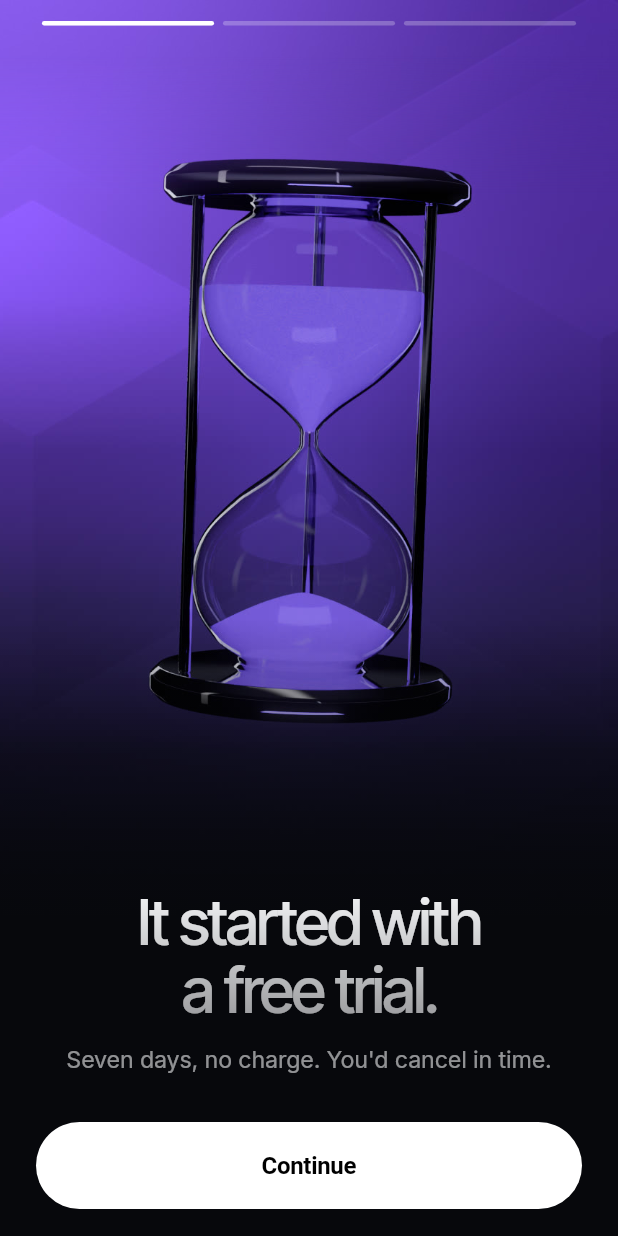
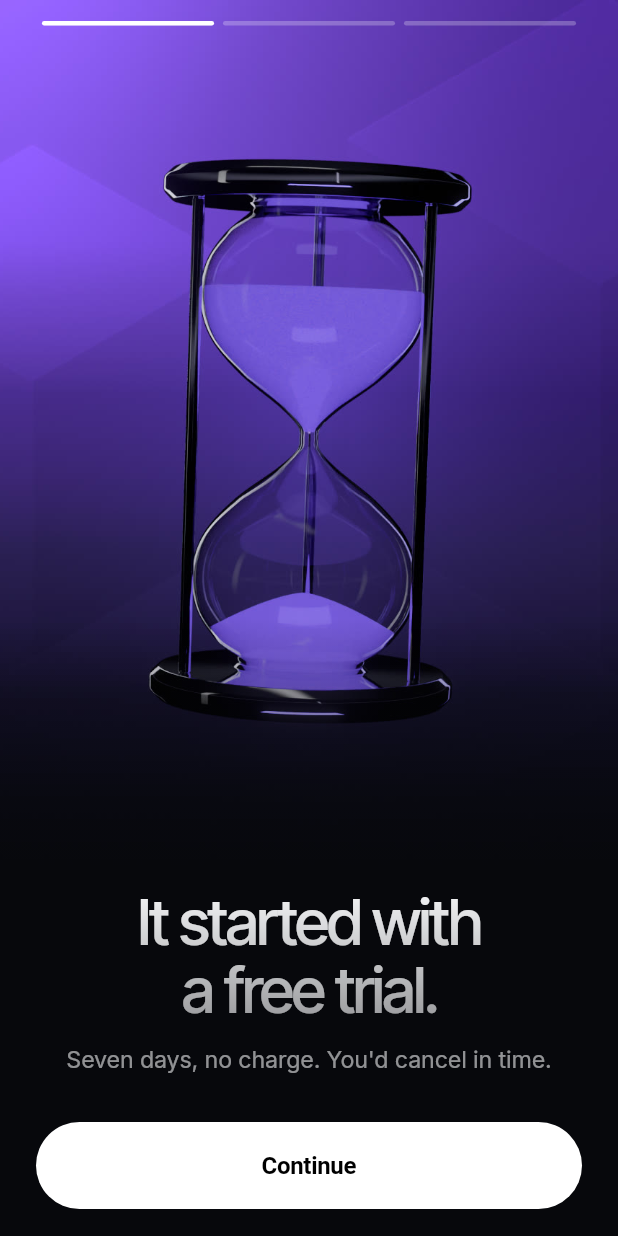
Before and after one commit to mustaphi-dev/subscription-tracker, a Flutter app: the screen it shows after launch, on a phone screen of 412 x 824 dp. Run offline on Flutter 3.47's test engine with Material 3 defaults, Android fonts, the phone set to English and light mode, and no system bars; our stand-ins replace app_links, cached_network_image, country_picker, firebase_core, firebase_messaging, fl_chart and 10 more; missing offline and left inert: android_intent_plus, home_widget, liquid_glass_renderer; accounts and stored records are empty.

Commit message:
Lower the hourglass inside its loop, so the stage stays put
The hourglass page moved its whole video down 6% to sit the hourglass lower.
The stage is baked into every loop, so that also moved this page's backdrop
about 34 points out of line with the plate and the other pages. The violet
gradient and the faint blocks shifted as you swiped, and the top of the page
blended two offset copies.

The hourglass is now composited 6% lower inside the video instead (stage.py
--dy), with the stage left where it is. It lands where it did on screen, but
the backdrop lines up with the other pages again. That makes the on-screen drop
unnecessary, so it is removed.

Co-Authored-By: Claude Opus 5.5 <noreply@anthropic.com>
Claude-Session: https://claude.ai/code/session_01VYkeWSRUv2kxjGBuMbMorg

```diff
--- a/lib/onboarding.dart
+++ b/lib/onboarding.dart
@@ -212,11 +212,8 @@ class _SplashOverlayState extends State<SplashOverlay> with TickerProviderStateM
 // object on it and the words under it.
 
 class _Page {
-  const _Page(this.name, this.title, this.body, {this.drop = 0});
+  const _Page(this.name, this.title, this.body);
   final String name, title, body;
-
-  /// How far the object sits below the stage's usual spot, as a fraction of its height.
-  final double drop;
 
   /// First frame of the loop, shown instantly and whenever video can't play.
   String get still => 'assets/onboarding/$name.jpg';
@@ -226,7 +223,7 @@ class _Page {
 }
 
 const _pagesData = [
-  _Page('trials', 'It started with\na free trial.', 'Seven days, no charge. You\'d cancel in time.', drop: 0.06),
+  _Page('trials', 'It started with\na free trial.', 'Seven days, no charge. You\'d cancel in time.'),
   _Page('renewals', 'Then it quietly\nrenewed.', 'And again next month. And the one after that.'),
   _Page('shortfalls', 'Until it took\nyour last penny.', 'That feeling has a name.'),
 ];
@@ -369,7 +366,7 @@ class _OnboardingState extends State<OnboardingScreen> with SingleTickerProvider
                       offset: Offset(i == lastIndex ? shudder.dx * 1.6 : 0, 0),
                       child: Transform.scale(
                         scale: 1.03 - 0.03 * _span(intro, 0, 1),
-                        child: StageScene(still: _pagesData[i].still, video: _videos[i], drop: _pagesData[i].drop),
+                        child: StageScene(still: _pagesData[i].still, video: _videos[i]),
                       ),
                     ),
                   ),
--- a/lib/stage.dart
+++ b/lib/stage.dart
@@ -50,16 +50,12 @@ VideoPlayerController stageVideo(String asset, {bool play = true}) {
 /// A 3D scene on the stage, positioned exactly over [StagePlate]: its first frame as a
 /// still, with the loop faded in over it once frames are actually flowing.
 class StageScene extends StatelessWidget {
-  const StageScene({super.key, required this.still, this.video, this.drop = 0});
+  const StageScene({super.key, required this.still, this.video});
   final String still;
   final VideoPlayerController? video;
 
-  /// Moves the scene down by this fraction of the stage's height. Its top edge fades
-  /// out so the plate behind shows through without a seam.
-  final double drop;
-
   @override
-  Widget build(BuildContext context) => _staged(_dropped(
+  Widget build(BuildContext context) => _staged(
     Stack(
       fit: StackFit.expand,
       children: [
@@ -84,21 +80,5 @@ class StageScene extends StatelessWidget {
           ),
       ],
     ),
-  ));
-
-  Widget _dropped(Widget scene) => drop == 0
-      ? scene
-      : FractionalTranslation(
-          translation: Offset(0, drop),
-          child: ShaderMask(
-            blendMode: BlendMode.dstIn,
-            shaderCallback: (r) => LinearGradient(
-              begin: Alignment.topCenter,
-              end: Alignment.bottomCenter,
-              colors: const [Colors.transparent, Colors.black],
-              stops: [0, drop * 2.5],
-            ).createShader(r),
-            child: scene,
-          ),
-        );
+  );
 }
```
Also changed, not shown: assets/onboarding/trials.jpg, 3 other files.
